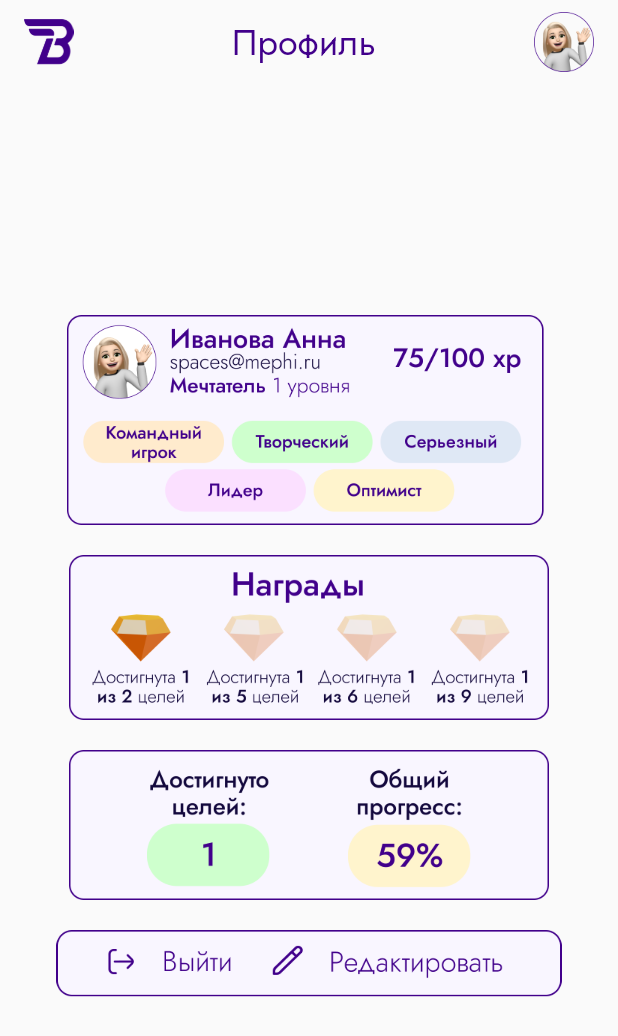
After one commit to OwlCodR/smart_city_hack, a Flutter app: the ProfileScreen screen opened by its route, on a phone screen of 412 x 824 dp. The commit adds this screen. Shown: the top 1036 px of the screen. Run offline on Flutter 3.47's test engine with Material 2 defaults, Android fonts, the phone set to English and light mode, and no system bars; our stand-ins replace get, get_storage, google_fonts; accounts and stored records are empty.

Commit message:
:sparkles: Added Profile Test version

```diff
--- a/lib/constants/constants.dart
+++ b/lib/constants/constants.dart
@@ -28,6 +28,7 @@ class _AppRoutes {
   final register = '/register';
   final login = '/login';
   final main = '/main';
+  final profile = '/profile';
 }
 
 class _AppKeys {
--- a/lib/features/auth/register/register_screen.dart
+++ b/lib/features/auth/register/register_screen.dart
@@ -86,6 +86,10 @@ class _RegisterScreenState extends State<RegisterScreen> {
                 if (_formKey.currentState!.validate()) {
                   var url = 'http://45.141.103.37:10000/';
 
+                  ////
+                  Get.toNamed(AppConstants.routes.main);
+                  ////
+
                   http
                       .post(
                     Uri.parse(url + 'register'),
--- /dev/null
+++ b/lib/features/profile/profile_screen.dart
@@ -0,0 +1,74 @@
+import 'package:flutter/material.dart';
+import 'package:get/get.dart';
+import 'package:google_fonts/google_fonts.dart';
+import 'package:smart_city_hack/constants/constants.dart';
+
+class ProfileScreen extends StatelessWidget {
+  const ProfileScreen({Key? key}) : super(key: key);
+
+  @override
+  Widget build(BuildContext context) {
+    return Scaffold(
+      appBar: AppBar(
+        backgroundColor: Colors.transparent,
+        automaticallyImplyLeading: false,
+        elevation: 0,
+        title: Row(
+          children: [
+            Image.asset(
+              'assets/images/logo.png',
+              width: 33,
+            ),
+            const Spacer(),
+            Center(
+              child: Text(
+                'Профиль',
+                style: GoogleFonts.jost(
+                  decoration: TextDecoration.none,
+                  color: AppConstants.colors.purple,
+                  fontSize: 24,
+                  fontWeight: FontWeight.w400,
+                ),
+              ),
+            ),
+            const Spacer(),
+            GestureDetector(
+              behavior: HitTestBehavior.opaque,
+              onTap: () => Get.toNamed(AppConstants.routes.profile),
+              child: Image.asset(
+                'assets/images/avatar.png',
+                width: 40,
+              ),
+            ),
+          ],
+        ),
+      ),
+      body: Center(
+        child: Column(
+          mainAxisAlignment: MainAxisAlignment.center,
+          children: [
+            Image.asset(
+              'assets/images/user_info.png',
+              height: 140,
+            ),
+            const SizedBox(height: 20),
+            Image.asset(
+              'assets/images/user_rewards.png',
+              height: 110,
+            ),
+            const SizedBox(height: 20),
+            Image.asset(
+              'assets/images/user_progress.png',
+              height: 100,
+            ),
+            const SizedBox(height: 20),
+            Image.asset(
+              'assets/images/user_settings.png',
+              height: 50,
+            ),
+          ],
+        ),
+      ),
+    );
+  }
+}
--- a/pubspec.yaml
+++ b/pubspec.yaml
@@ -37,6 +37,7 @@ dependencies:
   get: ^4.6.5
   google_fonts: ^3.0.1
   get_storage: ^2.0.3
+  pod_player: ^0.0.8
 
 dev_dependencies:
   flutter_test:
```
Also changed, not shown: lib/features/main/main_screen.dart (added, +135 -0 lines), lib/main.dart (+10 -0 lines), assets/images/avatar.png (added), assets/images/edit.png (added), assets/images/exit.png (added), assets/images/home.png (added), assets/images/star.png (added), assets/images/user_info.png (added), assets/images/user_progress.png (added), assets/images/user_rewards.png (added), assets/images/user_settings.png (added), pubspec.lock, 1 other file.
